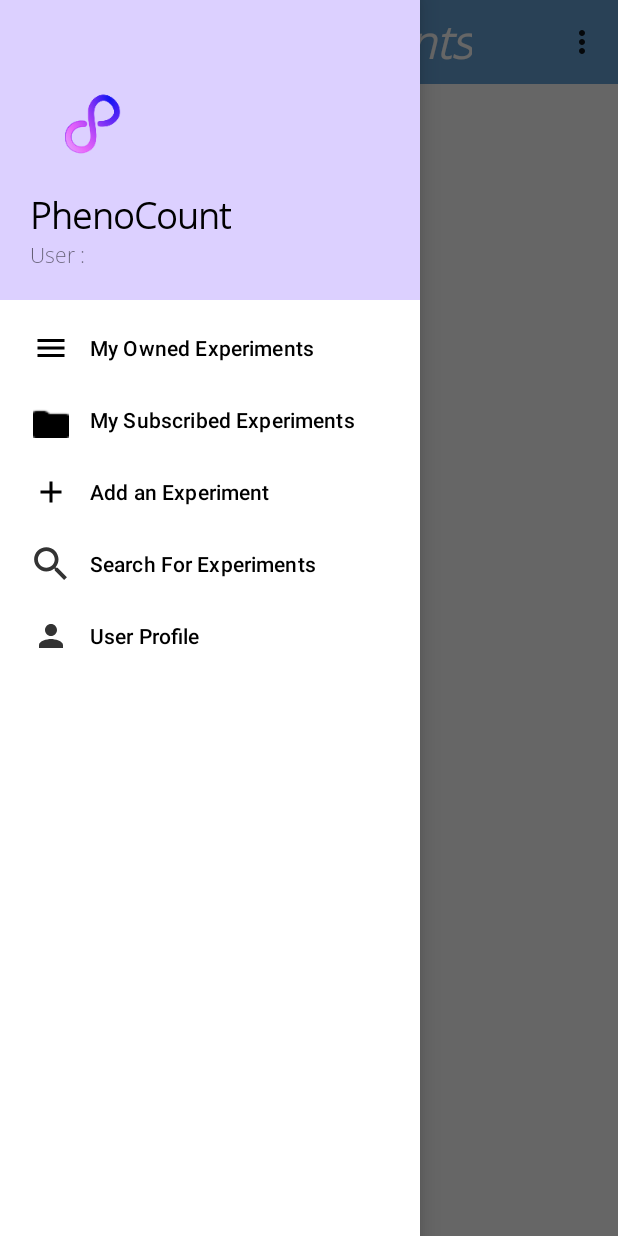
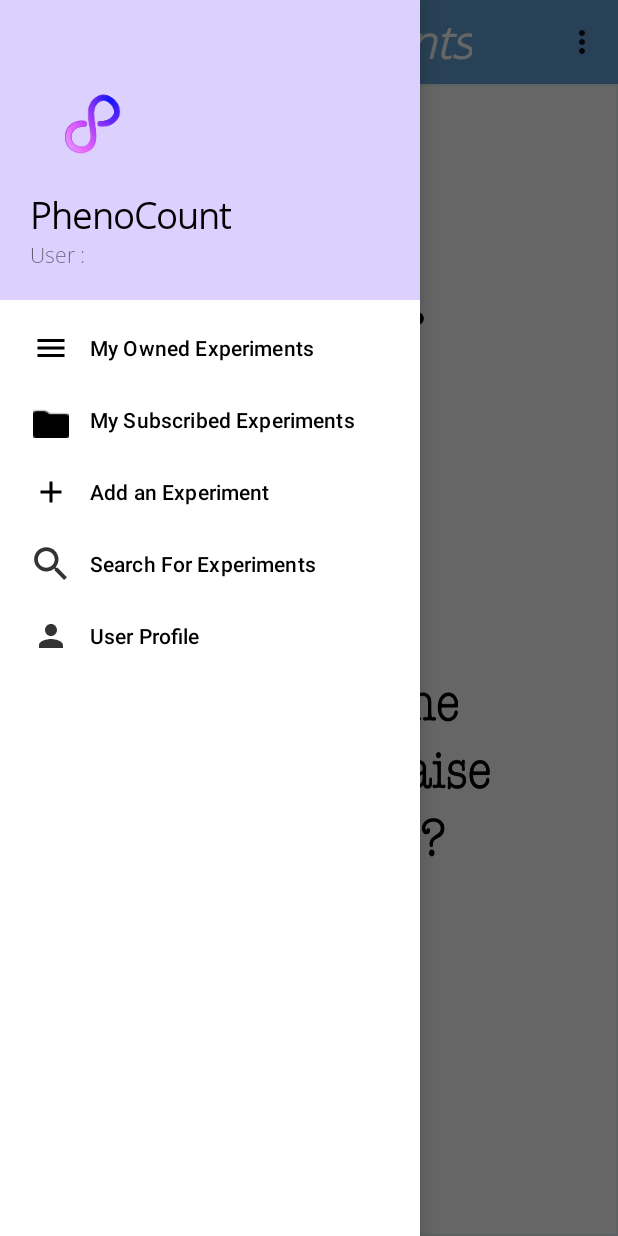
Before and after one commit to CMPUT301W21T36/PhenoCount, an Android app: the screen it shows after launch (MainActivity), with the side drawer open, on a phone screen of 412 x 824 dp. Run offline under Robolectric (Android 15) with nearby library versions, the phone set to English and light mode, and no system bars; our stand-ins replace Firebase (no records; nobody signed in at launch, a user with empty details on screens opened directly); libraries missing offline, so code that uses them is left out: com.google.firestore.v1.

Commit message:
main hint ui test

```diff
--- a/code/pheno_count/app/src/main/java/com/cmput301w21t36/phenocount/controller/ExpManager.java
+++ b/code/pheno_count/app/src/main/java/com/cmput301w21t36/phenocount/controller/ExpManager.java
@@ -26,6 +26,7 @@
 import com.google.firestore.v1.Target;
 
 import android.content.SharedPreferences;
+import android.widget.ListView;
 
 import java.lang.reflect.Array;
 import java.sql.NClob;
@@ -75,7 +76,7 @@
      * @see MainActivity
      */
     public void getExpData(FirebaseFirestore db, ArrayList<Experiment> expDataList,
-                           ArrayAdapter<Experiment> expAdapter, String UUID, int mode){
+                           ArrayAdapter<Experiment> expAdapter, String UUID, int mode, ListView expListView){
         //Google Developers, 2021-02-11, CCA 4.0/ Apache 2.0, https://firebase.google.com/docs/reference/android/com/google/firebase/firestore/Query
         db.collection("Experiment")
             .whereEqualTo("owner",UUID).orderBy("status")
@@ -83,6 +84,13 @@
             @Override
             public void onEvent(@Nullable QuerySnapshot queryDocumentSnapshots, @Nullable
                     FirebaseFirestoreException error) {
+                if(queryDocumentSnapshots.isEmpty()){
+                    System.out.println("question is empty");
+                    expListView.setBackgroundResource(R.drawable.hint_question);
+                }else{
+                    System.out.println("question is not empty");
+                    expListView.setBackgroundResource(R.drawable.hint_white);
+                }
                 getdata(db, expDataList, expAdapter, mode, queryDocumentSnapshots, error);
             }
         });
--- a/code/pheno_count/app/src/main/java/com/cmput301w21t36/phenocount/view/MainActivity.java
+++ b/code/pheno_count/app/src/main/java/com/cmput301w21t36/phenocount/view/MainActivity.java
@@ -86,7 +86,11 @@
         // It will save over instances of the app and is only updated upon first open after install
         UUID = sharedPrefs.getString(AutoID, "");
 
-
+//        if (expDataList.size() ==0){
+//            experiments.setBackgroundResource(R.drawable.hint_question);
+//        }else{
+//            experiments.setBackgroundResource(R.drawable.splash_screen);
+//        }
 
         /**
          * Will retrieve the Username for the user and set the variable username
@@ -129,7 +133,7 @@
 
         expAdapter = new ExperimentAdapter(this,expDataList);
         experiments.setAdapter(expAdapter);
-        manager.getExpData(db, expDataList, expAdapter, UUID, 0); // To populate our experiment list
+        manager.getExpData(db, expDataList, expAdapter, UUID, 0, experiments); // To populate our experiment list
 
         experiments.setOnItemClickListener(new AdapterView.OnItemClickListener() {
             @Override
```
